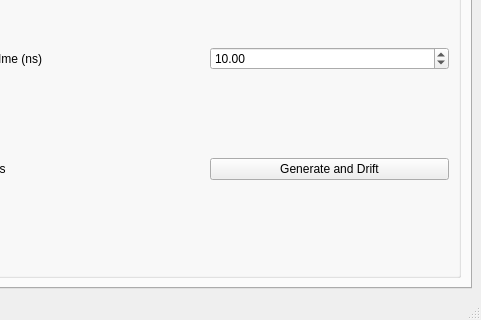
Above: src/mainWindow.ui from IFCA-HEP/TRACS before the change; both pictures show x 582 to 1063 and y 439 to 759 of the 1063 by 759 pixel window. Below: the same form after it.
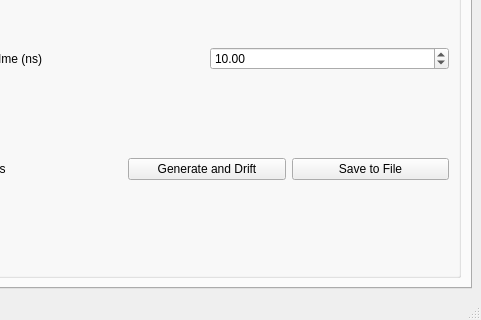
That is the form after the change. The open tabs and pages were chosen to show the change. Custom widgets are drawn as their Qt base class.

Commit message: Add button to save results to text file #2

The edit to the form file:
```diff
--- a/src/mainWindow.ui
+++ b/src/mainWindow.ui
@@ -1148,6 +1148,13 @@
                  </property>
                 </widget>
                </item>
+               <item>
+                <widget class="QPushButton" name="save_results_carriers">
+                 <property name="text">
+                  <string>Save to File</string>
+                 </property>
+                </widget>
+               </item>
               </layout>
              </item>
             </layout>
```
Left out of the diff: 195 changed lines with no effect on the pictures. The commit also changes 4 other files.
